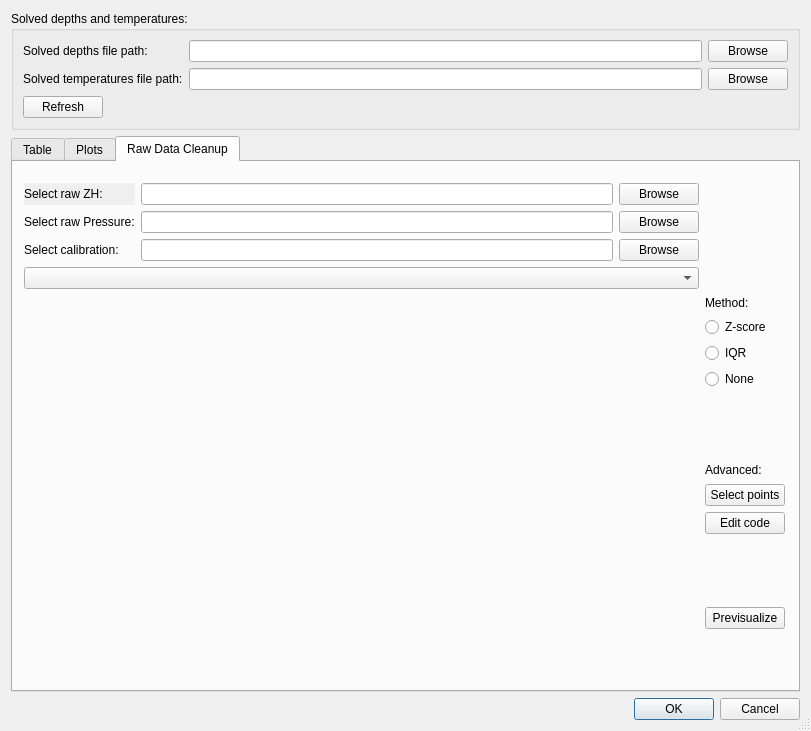
Old version of the form Molonari_2021/ihm/python/cleanup/cleanupmain.ui in the repository GVigne/Molonari-2022.
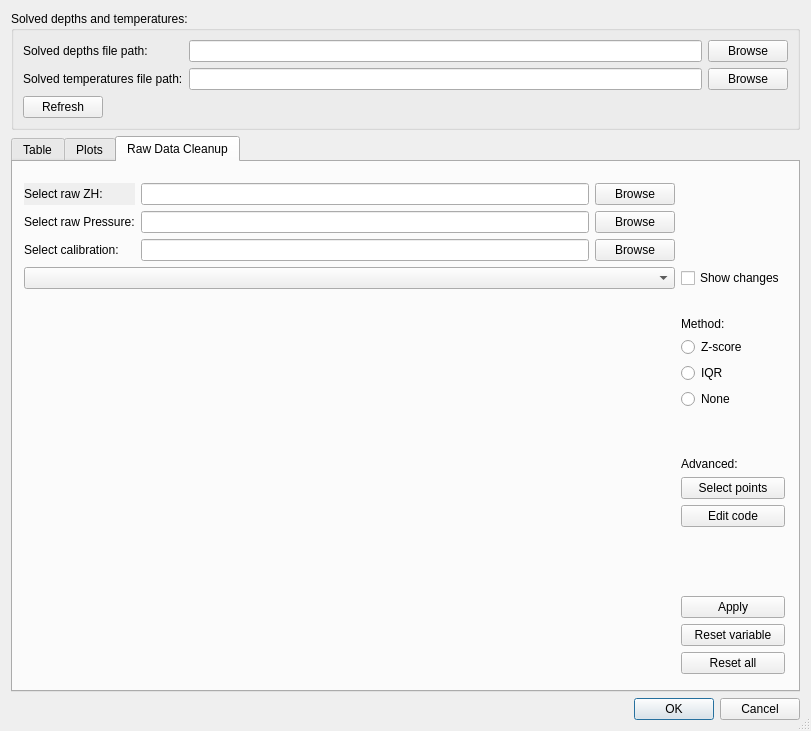
New version of the form.

Commit message: Checkbox to view changes and reset all added and working properly. Reset var added but not working as expected due to already deleted rows

What changed in the file:
```diff
--- a/Molonari_2021/ihm/python/cleanup/cleanupmain.ui
+++ b/Molonari_2021/ihm/python/cleanup/cleanupmain.ui
@@ -291,13 +291,6 @@
             </property>
            </widget>
           </item>
-          <item row="5" column="3">
-           <widget class="QRadioButton" name="radioButtonZScore">
-            <property name="text">
-             <string>Z-score</string>
-            </property>
-           </widget>
-          </item>
           <item row="12" column="3">
            <widget class="QPushButton" name="pushButtonSelectPoints">
             <property name="text">
@@ -312,13 +305,6 @@
             </property>
            </widget>
           </item>
-          <item row="7" column="3">
-           <widget class="QRadioButton" name="radioButtonNone">
-            <property name="text">
-             <string>None</string>
-            </property>
-           </widget>
-          </item>
           <item row="0" column="2">
            <widget class="QPushButton" name="pushButtonBrowseRawZH">
             <property name="autoFillBackground">
@@ -332,13 +318,6 @@
           <item row="4" column="0" rowspan="16" colspan="3">
            <layout class="QVBoxLayout" name="widgetRawData"/>
           </item>
-          <item row="6" column="3">
-           <widget class="QRadioButton" name="radioButtonIQR">
-            <property name="text">
-             <string>IQR</string>
-            </property>
-           </widget>
-          </item>
           <item row="13" column="3">
            <widget class="QPushButton" name="pushButtonEditCode">
             <property name="text">
@@ -349,7 +328,7 @@
           <item row="17" column="3">
            <widget class="QPushButton" name="pushButtonPrevisualize">
             <property name="text">
-             <string>Previsualize</string>
+             <string>Apply</string>
             </property>
            </widget>
           </item>
@@ -366,13 +345,6 @@
             </property>
            </widget>
           </item>
-          <item row="4" column="3">
-           <widget class="QLabel" name="labelMethod">
-            <property name="text">
-             <string>Method:</string>
-            </property>
-           </widget>
-          </item>
           <item row="2" column="1">
            <widget class="QLineEdit" name="lineEditCalibrationFile"/>
           </item>
@@ -404,6 +376,55 @@
             </property>
            </widget>
           </item>
+          <item row="3" column="3">
+           <widget class="QCheckBox" name="checkBoxChanges">
+            <property name="text">
+             <string>Show changes</string>
+            </property>
+           </widget>
+          </item>
+          <item row="8" column="3">
+           <widget class="QRadioButton" name="radioButtonNone">
+            <property name="text">
+             <string>None</string>
+            </property>
+           </widget>
+          </item>
+          <item row="7" column="3">
+           <widget class="QRadioButton" name="radioButtonIQR">
+            <property name="text">
+             <string>IQR</string>
+            </property>
+           </widget>
+          </item>
+          <item row="6" column="3">
+           <widget class="QRadioButton" name="radioButtonZScore">
+            <property name="text">
+             <string>Z-score</string>
+            </property>
+           </widget>
+          </item>
+          <item row="5" column="3">
+           <widget class="QLabel" name="labelMethod">
+            <property name="text">
+             <string>Method:</string>
+            </property>
+           </widget>
+          </item>
+          <item row="18" column="3">
+           <widget class="QPushButton" name="pushButtonResetVar">
+            <property name="text">
+             <string>Reset variable</string>
+            </property>
+           </widget>
+          </item>
+          <item row="19" column="3">
+           <widget class="QPushButton" name="pushButtonResetAll">
+            <property name="text">
+             <string>Reset all</string>
+            </property>
+           </widget>
+          </item>
          </layout>
         </item>
        </layout>
```
The commit also changes 2 other files.
